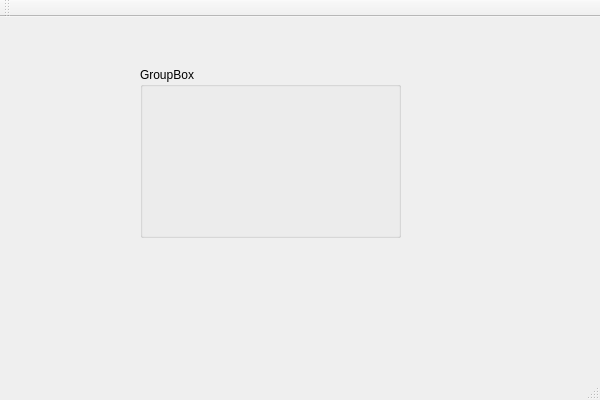
Old version of the form Scribble/Scribble/JoinRoom.ui in the repository PopescuFilip/Scribble.
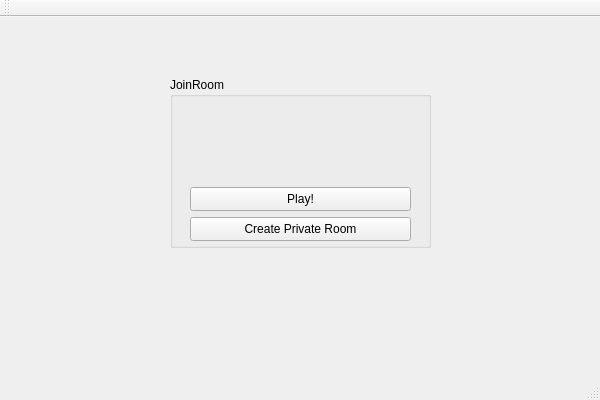
New version of the form.

Commit message: Added to JoinRoom a pushButton "Play" to start a game + a pushButton for "Create Private Room" option

Patch:
```diff
--- a/Scribble/Scribble/JoinRoom.ui
+++ b/Scribble/Scribble/JoinRoom.ui
@@ -17,15 +17,41 @@
    <widget class="QGroupBox" name="groupBox">
     <property name="geometry">
      <rect>
-      <x>140</x>
-      <y>50</y>
+      <x>170</x>
+      <y>60</y>
       <width>261</width>
       <height>171</height>
      </rect>
     </property>
     <property name="title">
-     <string>GroupBox</string>
+     <string>JoinRoom</string>
     </property>
+    <widget class="QPushButton" name="pushButton">
+     <property name="geometry">
+      <rect>
+       <x>20</x>
+       <y>110</y>
+       <width>221</width>
+       <height>24</height>
+      </rect>
+     </property>
+     <property name="text">
+      <string>Play!</string>
+     </property>
+    </widget>
+    <widget class="QPushButton" name="pushButton_2">
+     <property name="geometry">
+      <rect>
+       <x>20</x>
+       <y>140</y>
+       <width>221</width>
+       <height>24</height>
+      </rect>
+     </property>
+     <property name="text">
+      <string>Create Private Room</string>
+     </property>
+    </widget>
    </widget>
   </widget>
   <widget class="QMenuBar" name="menuBar">
```
